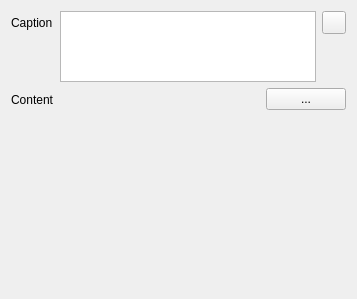
Before: the Qt Designer form GGEditor_src/ui/panes/ggcontenteditorpane.ui in kingnak/GameGenerator, drawn with Qt 5.
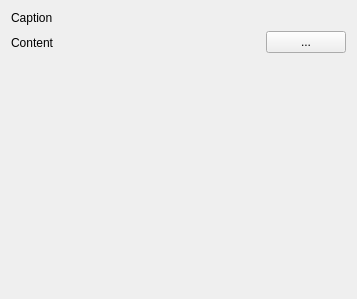
After: the same form once the commit is applied. Icons and pictures are not drawn. Custom widgets are drawn as their Qt base class.

Commit message: Own styled text widget

```diff
--- a/GGEditor_src/ui/panes/ggcontenteditorpane.ui
+++ b/GGEditor_src/ui/panes/ggcontenteditorpane.ui
@@ -21,39 +21,6 @@
      </property>
     </widget>
    </item>
-   <item row="0" column="1">
-    <layout class="QFormLayout" name="formLayout">
-     <item row="0" column="0">
-      <widget class="QTextEdit" name="txtCaption">
-       <property name="undoRedoEnabled">
-        <bool>false</bool>
-       </property>
-       <property name="readOnly">
-        <bool>true</bool>
-       </property>
-       <property name="html">
-        <string notr="true">&lt;!DOCTYPE HTML PUBLIC &quot;-//W3C//DTD HTML 4.0//EN&quot; &quot;http://www.w3.org/TR/REC-html40/strict.dtd&quot;&gt;
-&lt;html&gt;&lt;head&gt;&lt;meta name=&quot;qrichtext&quot; content=&quot;1&quot; /&gt;&lt;style type=&quot;text/css&quot;&gt;
-p, li { white-space: pre-wrap; }
-&lt;/style&gt;&lt;/head&gt;&lt;body style=&quot; font-family:'MS Shell Dlg 2'; font-size:8.25pt; font-weight:400; font-style:normal;&quot;&gt;
-&lt;p style=&quot;-qt-paragraph-type:empty; margin-top:0px; margin-bottom:0px; margin-left:0px; margin-right:0px; -qt-block-indent:0; text-indent:0px;&quot;&gt;&lt;br /&gt;&lt;/p&gt;&lt;/body&gt;&lt;/html&gt;</string>
-       </property>
-      </widget>
-     </item>
-     <item row="0" column="1">
-      <widget class="QToolButton" name="btnEditCaption">
-       <property name="text">
-        <string notr="true"/>
-       </property>
-       <property name="icon">
-        <iconset>
-         <normalon>:/icons/edit</normalon>
-        </iconset>
-       </property>
-      </widget>
-     </item>
-    </layout>
-   </item>
    <item row="1" column="0">
     <widget class="QLabel" name="label_2">
      <property name="text">
@@ -124,8 +91,22 @@
      </item>
     </layout>
    </item>
+   <item row="0" column="1">
+    <widget class="GGStyledTextEditorWidget" name="wgtCaptionEdit" native="true"/>
+   </item>
   </layout>
  </widget>
+ <customwidgets>
+  <customwidget>
+   <class>GGStyledTextEditorWidget</class>
+   <extends>QWidget</extends>
+   <header>ui/components/ggstyledtexteditorwidget.h</header>
+   <container>1</container>
+   <slots>
+    <signal>textChanged(QString)</signal>
+   </slots>
+  </customwidget>
+ </customwidgets>
  <resources/>
  <connections/>
 </ui>
```
Left out of the diff: 22 changed lines with no effect on the pictures. The commit also changes 15 other files.
